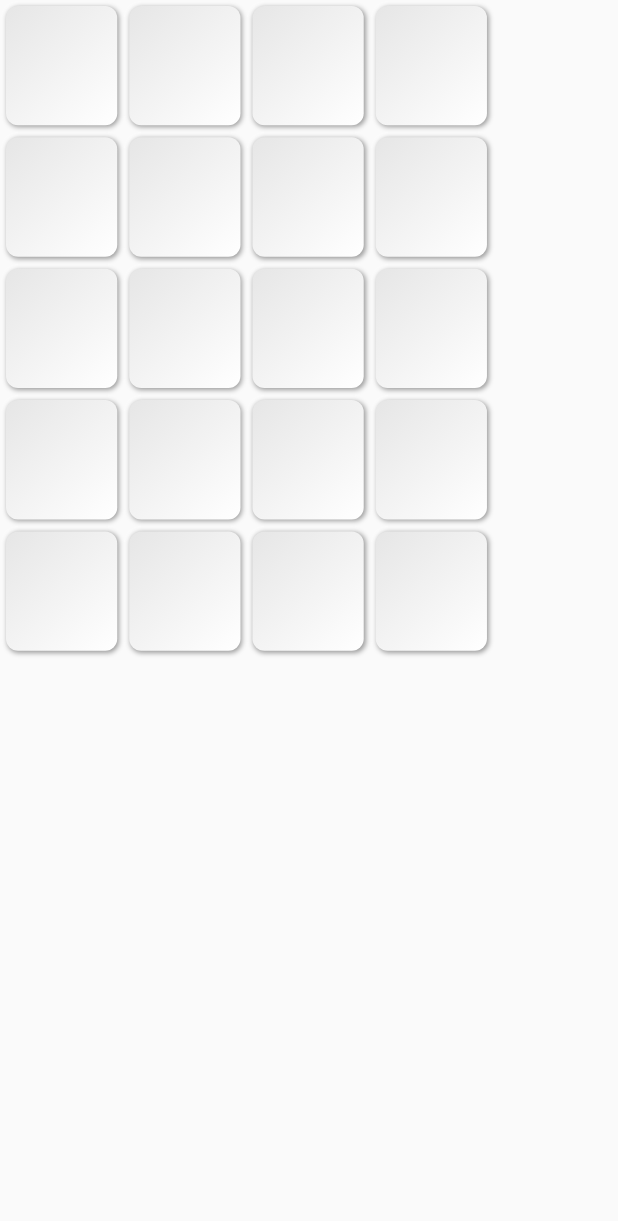
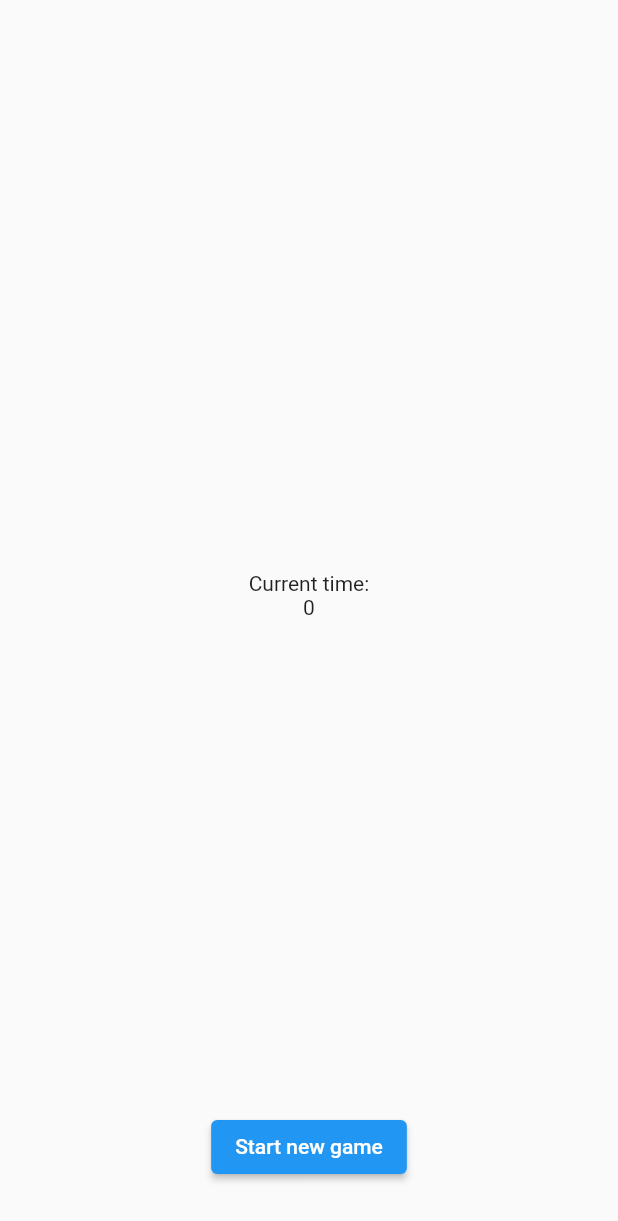
Before and after one commit to rscode77/memory_game_app, a Flutter app: the screen it shows after launch, after a tap on "Start game", on a phone screen of 412 x 824 dp. Shown: the top 1221 px of the screen. Run offline on Flutter 3.47's test engine with Material 2 defaults, Android fonts, the phone set to English and light mode, and no system bars; drawn by our look-alikes of flutter_neumorphic; our stand-ins replace bloc, equatable, flutter_bloc, flutter_screenutil, gap, google_fonts.

Commit message:
update game logic

```diff
--- a/lib/features/game/presentation/blocs/bloc/game_bloc.dart
+++ b/lib/features/game/presentation/blocs/game_bloc/game_bloc.dart
@@ -20,6 +20,9 @@ class GameBloc extends Bloc<GameEvent, GameState> {
     });
     on<ChangeGameStatusEvent>((event, emit) {
       emit(state.copyWith(gameStatus: event.gameStatus));
+      if (state.gameStatus == GameStatus.finished) {
+        //save result to server
+      }
     });
     on<CheckFieldEvent>((event, emit) async {
       if (state.checkedFields.length < 2) {
--- /dev/null
+++ b/lib/features/game/presentation/blocs/timer_cubit/timer_cubit.dart
@@ -0,0 +1,27 @@
+import 'dart:async';
+import 'package:flutter_bloc/flutter_bloc.dart';
+
+enum TimerStatus { ticking, off }
+
+class TimerCubit extends Cubit<int> {
+  TimerCubit() : super(0);
+
+  late Timer _timer;
+  late TimerStatus timerStatus;
+
+  void start() => {
+        state > 0 ? {stop(), reset()} : emit(0),
+        timerStatus = TimerStatus.ticking,
+        _timer = Timer.periodic(const Duration(milliseconds: 100), (timer) {
+          emit(state + 100);
+        })
+      };
+  void stop() => {
+        _timer.cancel(),
+        timerStatus = TimerStatus.off,
+      };
+  void reset() => {
+        emit(0),
+        timerStatus = TimerStatus.off,
+      };
+}
--- a/lib/features/game/presentation/views/game_view.dart
+++ b/lib/features/game/presentation/views/game_view.dart
@@ -1,8 +1,12 @@
 import 'package:flutter/material.dart';
 import 'package:flutter_bloc/flutter_bloc.dart';
-import 'package:memory_game_app/features/game/presentation/widgets/field_widget.dart';
+import 'package:flutter_screenutil/flutter_screenutil.dart';
+import 'package:gap/gap.dart';
+import 'package:memory_game_app/config/enums.dart';
 
-import '../blocs/bloc/game_bloc.dart';
+import '../blocs/game_bloc/game_bloc.dart';
+import '../blocs/timer_cubit/timer_cubit.dart';
+import '../widgets/game_fields.dart';
 
 class GameView extends StatelessWidget {
   const GameView({super.key});
@@ -11,31 +15,47 @@ class GameView extends StatelessWidget {
   Widget build(BuildContext context) {
     return Scaffold(
       body: SafeArea(
-          child: SizedBox(
-        width: double.infinity,
-        child: BlocConsumer<GameBloc, GameState>(
-          listener: (context, gameState) {},
-          builder: (context, gameState) {
-            return gameState.fields.isEmpty
-                ? Container()
-                : Column(
-                    children: List.generate(
-                      5,
-                      (r) => Row(
-                        children: List.generate(
-                          4,
-                          (i) => FieldWidget(
-                            index: gameState.fields[r * 4 + i],
-                            uncovered: gameState.uncoveredFields.contains(r * 4 + i) || gameState.checkedFields.contains(r * 4 + i),
-                            onPressed: () => context.read<GameBloc>().add(CheckFieldEvent(field: r * 4 + i)),
-                          ),
-                        ),
-                      ),
-                    ),
+        child: SizedBox(
+          width: double.infinity,
+          child: Column(
+            mainAxisAlignment: MainAxisAlignment.center,
+            children: [
+              Spacer(),
+              //game fields
+              BlocBuilder<GameBloc, GameState>(
+                builder: (context, gameState) {
+                  if (gameState.uncoveredFields.length == 20) {
+                    context.read<TimerCubit>().stop();
+                    context.read<GameBloc>().add(const ChangeGameStatusEvent(gameStatus: GameStatus.finished));
+                  }
+                  return gameState.fields.isEmpty ? Container() : GameFields(gameState: gameState);
+                },
+              ),
+              Gap(60.h),
+              //timer
+              BlocBuilder<TimerCubit, int>(
+                builder: (context, state) {
+                  return Column(
+                    children: [
+                      Text('Current time:'),
+                      Text('$state'),
+                    ],
                   );
-          },
+                },
+              ),
+              Spacer(),
+              ElevatedButton(
+                onPressed: () {
+                  context.read<GameBloc>().add(InitNewGameEvent());
+                  context.read<TimerCubit>().start();
+                },
+                child: Text('Start new game'),
+              ),
+              Gap(40.h),
+            ],
+          ),
         ),
-      )),
+      ),
     );
   }
 }
--- a/lib/features/game/presentation/widgets/field_widget.dart
+++ b/lib/features/game/presentation/widgets/field_widget.dart
@@ -1,4 +1,3 @@
-import 'package:flip_card/flip_card_controller.dart';
 import 'package:flutter_neumorphic/flutter_neumorphic.dart';
 import 'package:flutter_screenutil/flutter_screenutil.dart';
 
@@ -20,8 +19,6 @@ class FieldWidget extends StatefulWidget {
 }
 
 class _FieldWidgetState extends State<FieldWidget> {
-  FlipCardController _flipFieldController = FlipCardController();
-
   @override
   Widget build(BuildContext context) {
     return Container(
--- /dev/null
+++ b/lib/features/game/presentation/widgets/game_fields.dart
@@ -0,0 +1,37 @@
+import 'package:flutter/material.dart';
+import 'package:flutter_bloc/flutter_bloc.dart';
+import 'package:memory_game_app/features/game/presentation/blocs/timer_cubit/timer_cubit.dart';
+
+import '../blocs/game_bloc/game_bloc.dart';
+import 'field_widget.dart';
+
+class GameFields extends StatelessWidget {
+  final GameState gameState;
+  const GameFields({
+    Key? key,
+    required this.gameState,
+  }) : super(key: key);
+
+  @override
+  Widget build(BuildContext context) {
+    return Column(
+      mainAxisAlignment: MainAxisAlignment.center,
+      children: List.generate(
+        5,
+        (r) => Row(
+          mainAxisAlignment: MainAxisAlignment.center,
+          children: List.generate(
+            4,
+            (i) => FieldWidget(
+              index: gameState.fields[r * 4 + i],
+              uncovered: gameState.uncoveredFields.contains(r * 4 + i) || gameState.checkedFields.contains(r * 4 + i),
+              onPressed: () {
+                context.read<GameBloc>().add(CheckFieldEvent(field: r * 4 + i));
+              },
+            ),
+          ),
+        ),
+      ),
+    );
+  }
+}
--- a/lib/main.dart
+++ b/lib/main.dart
@@ -2,10 +2,11 @@ import 'package:flutter/material.dart';
 import 'package:flutter_bloc/flutter_bloc.dart';
 import 'package:flutter_screenutil/flutter_screenutil.dart';
 import 'package:google_fonts/google_fonts.dart';
-import 'package:memory_game_app/features/game/presentation/blocs/bloc/game_bloc.dart';
+import 'package:memory_game_app/features/game/presentation/blocs/timer_cubit/timer_cubit.dart';
 
 import 'config/constants.dart';
 import 'config/routes.dart' as route;
+import 'features/game/presentation/blocs/game_bloc/game_bloc.dart';
 import 'features/splash_screen/blocs/bloc/splash_screen_bloc.dart';
 
 void main() {
@@ -22,51 +23,22 @@ class MyApp extends StatelessWidget {
         return MultiBlocProvider(
           providers: [
             BlocProvider(create: (context) => SplashScreenBloc()),
-            BlocProvider(create: (context) => GameBloc()..add(InitNewGameEvent())),
+            BlocProvider(create: (context) => GameBloc()),
+            BlocProvider(create: (context) => TimerCubit()),
           ],
           child: MaterialApp(
             title: 'MemoryGame',
             theme: ThemeData(
               textTheme: TextTheme(
-                titleLarge: GoogleFonts.lato(
+                titleLarge: GoogleFonts.roboto(
                   fontSize: 40,
                   fontWeight: FontWeight.w800,
                   color: black,
                 ),
-                titleSmall: GoogleFonts.lato(
-                  fontSize: 40,
-                  fontWeight: FontWeight.w400,
-                  color: black,
-                ),
-                headlineLarge: GoogleFonts.lato(
-                  fontSize: 20,
-                  fontWeight: FontWeight.w800,
-                  color: black,
-                ),
-                headlineMedium: GoogleFonts.lato(
-                  fontSize: 16,
-                  fontWeight: FontWeight.w800,
+                displayLarge: GoogleFonts.roboto(
+                  fontSize: 23,
+                  fontWeight: FontWeight.w500,
                   color: Colors.white,
-                ),
-                headlineSmall: GoogleFonts.lato(
-                  fontSize: 16,
-                  fontWeight: FontWeight.w800,
-                  color: black,
-                ),
-                labelLarge: GoogleFonts.lato(
-                  fontSize: 15,
-                  fontWeight: FontWeight.w600,
-                  color: black,
-                ),
-                labelMedium: GoogleFonts.lato(
-                  fontSize: 14,
-                  fontWeight: FontWeight.w500,
-                  color: black,
-                ),
-                labelSmall: GoogleFonts.roboto(
-                  fontSize: 13,
-                  fontWeight: FontWeight.w800,
-                  color: black,
                 ),
               ),
             ),
--- a/pubspec.yaml
+++ b/pubspec.yaml
@@ -43,7 +43,7 @@ dependencies:
   flutter_neumorphic: ^3.2.0
   flutter_screenutil: ^5.7.0
   flutter_animate: ^4.1.1+1
-  flip_card: ^0.7.0
+  animated_flip_widget: ^0.0.2
 
 dev_dependencies:
   flutter_test:
```
Also changed, not shown: lib/features/game/presentation/blocs/game_bloc/game_event.dart (renamed from lib/features/game/presentation/blocs/bloc/game_event.dart), lib/features/game/presentation/blocs/game_bloc/game_state.dart (renamed from lib/features/game/presentation/blocs/bloc/game_state.dart), pubspec.lock.
